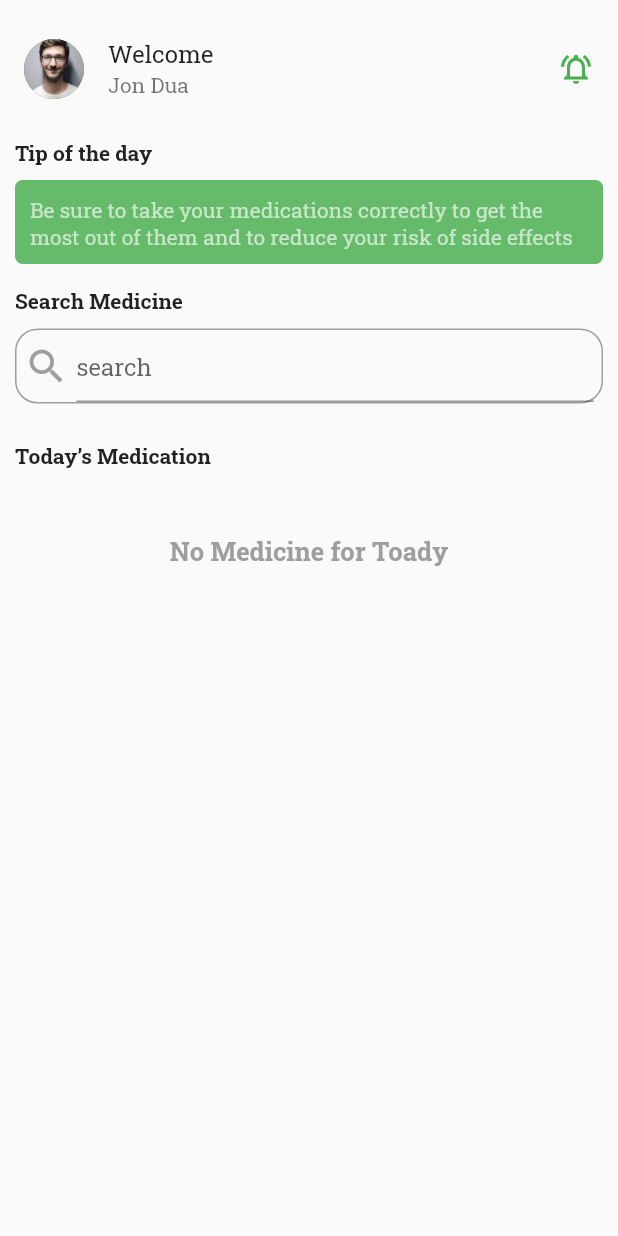
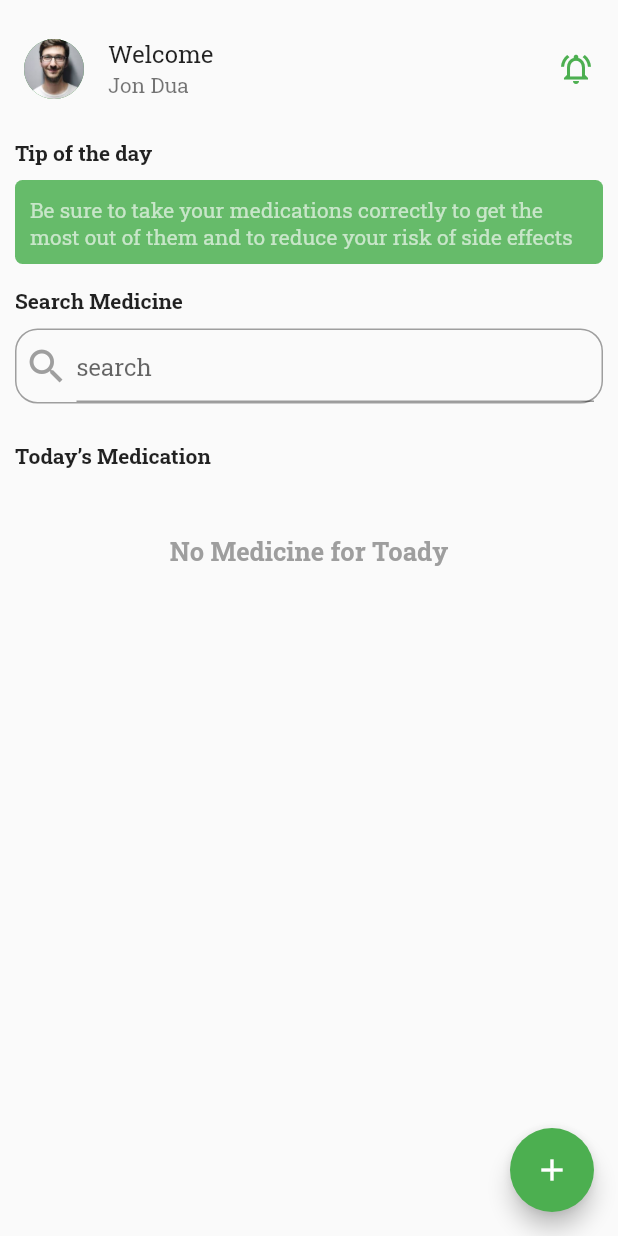
Before and after one commit to FadwaFouad/PharmaTracka, a Flutter app: the HomePage screen opened directly, on a phone screen of 412 x 824 dp. Run offline on Flutter 3.47's test engine with Material 2 defaults, Android fonts, the phone set to English and light mode, and no system bars; our stand-ins replace flutter_local_notifications, font_awesome_flutter, table_calendar; missing offline and left inert: android_alarm_manager_plus, dart:ffi.

Commit message:
add button to home screen

```diff
--- a/lib/screens/home/home_screen.dart
+++ b/lib/screens/home/home_screen.dart
@@ -6,6 +6,8 @@ import 'package:pharm_traka/screens/home/components/text_title.dart';
 import 'package:pharm_traka/screens/home/components/tips.dart';
 import 'package:pharm_traka/screens/home/components/user_avatar.dart';
 import 'package:provider/provider.dart';
+
+import '../../providers/navigation_provider.dart';
 
 class HomePage extends StatelessWidget {
   const HomePage({super.key});
@@ -63,6 +65,11 @@ class HomePage extends StatelessWidget {
                   ),
           ],
         ),
+        floatingActionButton: FloatingActionButton(
+            child: Icon(Icons.add),
+            onPressed: () {
+              context.read<NavigationProvider>().setCurrentIndex(1);
+            }),
       ),
     );
   }
```
